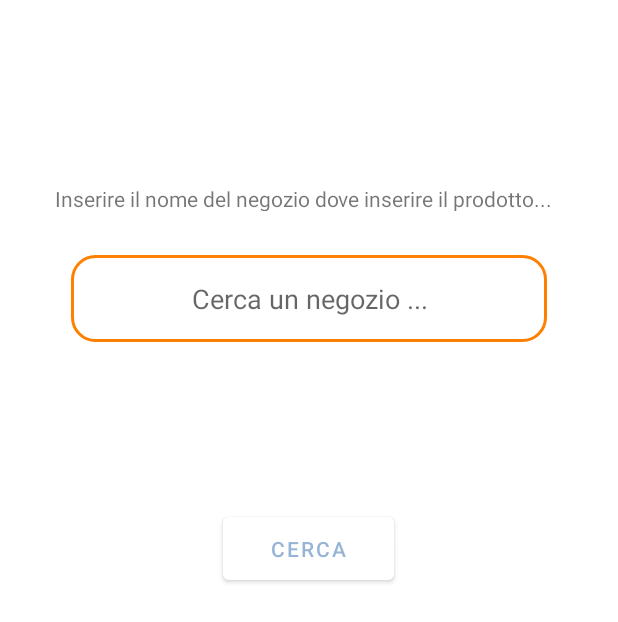
After one commit to antosams3/SpeedyMarkt, an Android app: the layout seleziona_attivita.xml on its own in the app's theme, with its tools: preview values and no code run, on a phone screen of 412 x 824 dp. The commit adds this screen. Shown: the top 622 px of the screen. Run offline under Robolectric (Android 15) with nearby library versions, the phone set to English and light mode, and no system bars.

Commit message:
Unione interfacce Anto

```diff
--- a/app/src/main/java/it/appaccademy/speedymarkt/SchermataIniziale.java
+++ b/app/src/main/java/it/appaccademy/speedymarkt/SchermataIniziale.java
@@ -29,6 +29,7 @@ public class SchermataIniziale extends AppCompatActivity {
         //Intent intent1 = new Intent(this, MainActivity2.class);
         Background backgroundWorker = new Background(this);
         backgroundWorker.execute("login", email, password);
+        //aggiungere controllo sul tipo di accesso effettuato, per andare rispettivamente in RicercaSupermercati (come sta ora) o AccessoAdmin
     }
 
     public void Registrati(View view) {
--- a/app/src/main/res/layout/accesso_admin.xml
+++ b/app/src/main/res/layout/accesso_admin.xml
@@ -5,7 +5,7 @@
     android:layout_width="match_parent"
     android:layout_height="match_parent"
     android:background="@drawable/purpbg"
-    tools:context=".MainActivity">
+    tools:context=".Accesso_admin">
 
     <ImageView
         android:id="@+id/imageView3"
@@ -71,6 +71,7 @@
         android:id="@+id/imageView2"
         android:layout_width="300px"
         android:layout_height="300px"
+        android:onClick="aggiungi_prodotto"
         app:layout_constraintBottom_toBottomOf="parent"
         app:layout_constraintEnd_toEndOf="parent"
         app:layout_constraintHorizontal_bias="0.255"
@@ -109,6 +110,7 @@
         android:id="@+id/imageView"
         android:layout_width="300px"
         android:layout_height="300px"
+        android:onClick="aggiungi_attivita"
         app:layout_constraintBottom_toBottomOf="parent"
         app:layout_constraintEnd_toEndOf="parent"
         app:layout_constraintHorizontal_bias="0.757"
--- /dev/null
+++ b/app/src/main/res/layout/seleziona_attivita.xml
@@ -0,0 +1,50 @@
+<?xml version="1.0" encoding="utf-8"?>
+<androidx.constraintlayout.widget.ConstraintLayout
+    xmlns:android="http://schemas.android.com/apk/res/android"
+    xmlns:app="http://schemas.android.com/apk/res-auto"
+    xmlns:tools="http://schemas.android.com/tools"
+    android:layout_width="match_parent"
+    android:layout_height="match_parent">
+
+    <Button
+        android:id="@+id/ricerca_button2"
+        android:layout_width="114dp"
+        android:layout_height="54dp"
+        android:onClick="selezionaNegozio"
+        android:text="Cerca"
+        android:textColor="#8C3F78B5"
+        app:backgroundTint="@color/white"
+        app:layout_constraintBottom_toBottomOf="parent"
+        app:layout_constraintEnd_toEndOf="parent"
+        app:layout_constraintHorizontal_bias="0.498"
+        app:layout_constraintStart_toStartOf="parent"
+        app:layout_constraintTop_toTopOf="parent"
+        app:layout_constraintVertical_bias="0.44" />
+
+    <EditText
+        android:id="@+id/ricercanegozio_input2"
+        android:layout_width="317dp"
+        android:layout_height="58dp"
+        android:background="@drawable/rounded_edittext"
+        android:ems="10"
+        android:gravity="center"
+        android:hint="Cerca un negozio ..."
+        android:inputType="textPersonName"
+        app:layout_constraintBottom_toBottomOf="parent"
+        app:layout_constraintEnd_toEndOf="parent"
+        app:layout_constraintStart_toStartOf="parent"
+        app:layout_constraintTop_toTopOf="parent"
+        app:layout_constraintVertical_bias="0.222" />
+
+    <TextView
+        android:id="@+id/textView6"
+        android:layout_width="338dp"
+        android:layout_height="18dp"
+        android:text="Inserire il nome del negozio dove inserire il prodotto..."
+        app:layout_constraintBottom_toTopOf="@+id/ricercanegozio_input2"
+        app:layout_constraintEnd_toEndOf="parent"
+        app:layout_constraintHorizontal_bias="0.493"
+        app:layout_constraintStart_toStartOf="parent"
+        app:layout_constraintTop_toTopOf="parent"
+        app:layout_constraintVertical_bias="0.809" />
+</androidx.constraintlayout.widget.ConstraintLayout>
```
Also changed, not shown: app/src/main/java/it/appaccademy/speedymarkt/Accesso_admin.java (+19 -1 lines), app/src/main/java/it/appaccademy/speedymarkt/ElencoSupermercati.java (+7 -3 lines), app/src/main/java/it/appaccademy/speedymarkt/SelezionaAttivita.java (added, +32 -0 lines).
